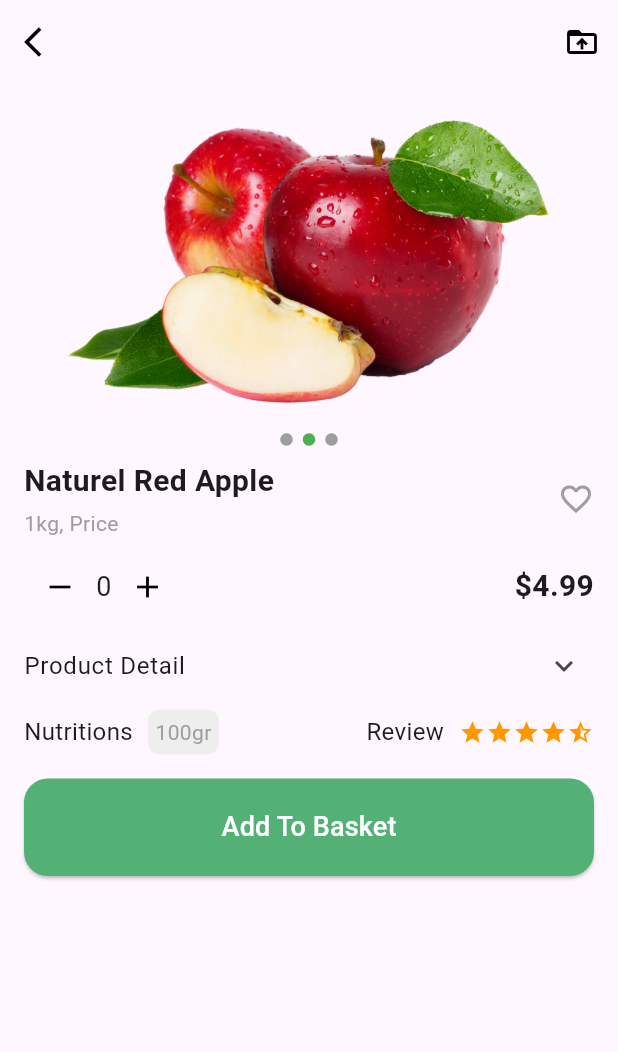
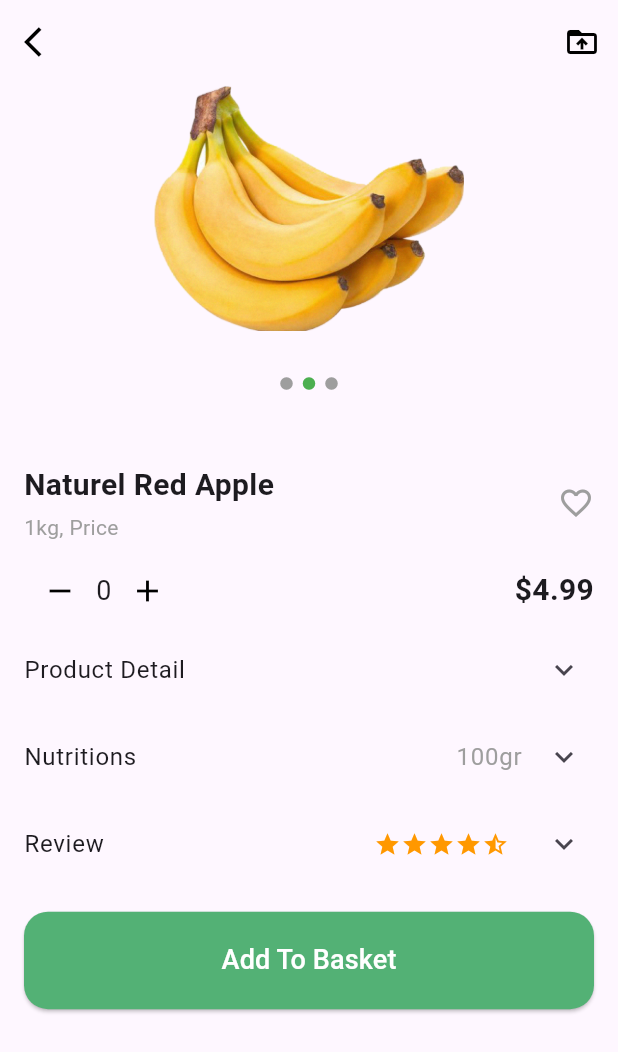
Before and after one commit to MohamedHamedAbdulhakam/my_nectar_app, a Flutter app: the ProductDetailViewBody screen opened directly, on a phone screen of 412 x 824 dp. Shown: the top 1052 px of the screen. Run offline on Flutter 3.47's test engine with Material 3 defaults, Android fonts, the phone set to English and light mode, and no system bars; drawn by our look-alikes of carousel_slider; our stand-ins replace go_router, pin_code_text_field.

Commit message:
product details done

```diff
--- a/lib/features/home/presentaion/views/widgets/product_detail_view_body.dart
+++ b/lib/features/home/presentaion/views/widgets/product_detail_view_body.dart
@@ -1,9 +1,13 @@
+import 'package:carousel_slider/carousel_slider.dart';
 import 'package:flutter/material.dart';
 import 'package:my_nectar_app/core/widgets/custom_button.dart';
 import 'package:my_nectar_app/features/home/presentaion/views/widgets/increament_and_decreament_section_in_deatail_view.dart';
 
 class ProductDetailViewBody extends StatelessWidget {
-  const ProductDetailViewBody({super.key});
+   ProductDetailViewBody({super.key});
+final List<String> imagePaths = [
+    'assets/banana.png',
+  ];
 
   @override
   Widget build(BuildContext context) {
@@ -25,15 +29,25 @@ class ProductDetailViewBody extends StatelessWidget {
         child: Column(
           children: [
             // Product Image
-            Container(
-              padding: const EdgeInsets.all(16.0),
-              child: Image.asset(
-                'assets/apple.png', // Replace with your image asset
-                height: 200,
-                width: double.infinity,
-                fit: BoxFit.contain,
+               CarouselSlider(
+              options: CarouselOptions(
+                autoPlay: false,
+                enlargeCenterPage: true,
+                aspectRatio: 500 / 200,
+                viewportFraction: 0.8,
               ),
+              items: imagePaths.map((path) {
+                return Builder(
+                  builder: (BuildContext context) {
+                    return Image.asset(
+                      path,
+                      fit: BoxFit.cover,
+                    );
+                  },
+                );
+              }).toList(),
             ),
+            const SizedBox(height: 30,),
             // Dots indicator placeholder
             const Row(
               mainAxisAlignment: MainAxisAlignment.center,
@@ -45,6 +59,7 @@ class ProductDetailViewBody extends StatelessWidget {
                 Icon(Icons.circle, size: 10, color: Colors.grey),
               ],
             ),
+          const SizedBox(height: 40,),
             // Product Title and Price Row
           const Padding(
               padding:
@@ -75,7 +90,7 @@ class ProductDetailViewBody extends StatelessWidget {
             ),
             // Quantity Selector and Price
           const  Padding(
-              padding: const EdgeInsets.symmetric(horizontal: 16.0),
+              padding:  EdgeInsets.symmetric(horizontal: 16.0),
               child: Row(
                 mainAxisAlignment: MainAxisAlignment.spaceBetween,
                 children: [
@@ -92,11 +107,11 @@ class ProductDetailViewBody extends StatelessWidget {
             ),
             // Product Details Section
 
-            ExpansionTile(
+           const  ExpansionTile(
               title: Text('Product Detail'),
               children: [
                 Padding(
-                  padding: const EdgeInsets.symmetric(
+                  padding:  EdgeInsets.symmetric(
                       horizontal: 16.0, vertical: 8.0),
                   child: Text(
                     'Apples are nutritious. Apples may be good for weight loss. '
@@ -108,30 +123,33 @@ class ProductDetailViewBody extends StatelessWidget {
               ],
             ),
             // Nutritions and Reviews Section
-            Padding(
-              padding: const EdgeInsets.symmetric(horizontal: 16.0),
-              child: Row(
+             const  ExpansionTile(
+              title: Row(
                 mainAxisAlignment: MainAxisAlignment.spaceBetween,
                 children: [
-                  Row(
-                    children: [
-                      Text('Nutritions', style: TextStyle(fontSize: 16)),
-                      SizedBox(width: 10),
-                      Container(
-                        padding: EdgeInsets.all(5),
-                        decoration: BoxDecoration(
-                          color: Colors.grey[200],
-                          borderRadius: BorderRadius.circular(8),
-                        ),
-                        child:
-                            Text('100gr', style: TextStyle(color: Colors.grey)),
-                      ),
-                    ],
+                  Text('Nutritions', style: TextStyle(fontSize: 16)),
+               Text('100gr', style: TextStyle(color: Colors.grey)),
+                ],
+              ),
+              children: [
+                Padding(
+                  padding:  EdgeInsets.symmetric(
+                      horizontal: 16.0, vertical: 8.0),
+                  child: Text(
+                    'Apples are nutritious. Apples may be good for weight loss. '
+                    'Apples may be good for your heart. As part of a healthful '
+                    'and varied diet.',
+                    style: TextStyle(color: Colors.grey),
                   ),
-                  Row(
+                ),
+              ],
+            ),
+             const  ExpansionTile(
+              title:    Row(
+
                     children: [
                       Text('Review', style: TextStyle(fontSize: 16)),
-                      SizedBox(width: 10),
+                      SizedBox(width: 180),
                       Icon(Icons.star, color: Colors.orange, size: 18),
                       Icon(Icons.star, color: Colors.orange, size: 18),
                       Icon(Icons.star, color: Colors.orange, size: 18),
@@ -139,9 +157,20 @@ class ProductDetailViewBody extends StatelessWidget {
                       Icon(Icons.star_half, color: Colors.orange, size: 18),
                     ],
                   ),
-                ],
-              ),
+              children: [
+                Padding(
+                  padding:  EdgeInsets.symmetric(
+                      horizontal: 16.0, vertical: 8.0),
+                  child: Text(
+                    'Apples are nutritious. Apples may be good for weight loss. '
+                    'Apples may be good for your heart. As part of a healthful '
+                    'and varied diet.',
+                    style: TextStyle(color: Colors.grey),
+                  ),
+                ),
+              ],
             ),
+
             // Add to Basket Button
             Padding(
               padding: const EdgeInsets.all(16.0),
```
